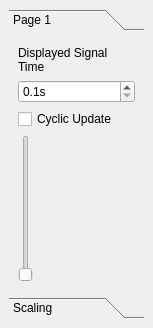
Above: src/config_widget/view_settings_dock_widget.ui from tools4BCI/TiA-Scope before the change. Below: the same form after it.
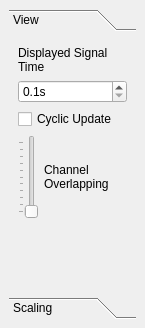
That is the form after the change. Icons and pictures are not drawn.

Commit message: improved width and height update for signal drawing

```diff
--- a/src/config_widget/view_settings_dock_widget.ui
+++ b/src/config_widget/view_settings_dock_widget.ui
@@ -6,10 +6,16 @@
    <rect>
     <x>0</x>
     <y>0</y>
-    <width>153</width>
+    <width>145</width>
     <height>328</height>
    </rect>
   </property>
+  <property name="minimumSize">
+   <size>
+    <width>145</width>
+    <height>186</height>
+   </size>
+  </property>
   <property name="features">
    <set>QDockWidget::AllDockWidgetFeatures</set>
   </property>
@@ -30,13 +36,13 @@
        <property name="geometry">
         <rect>
          <x>0</x>
-         <y>0</y>
-         <width>135</width>
-         <height>232</height>
+         <y>-22</y>
+         <width>126</width>
+         <height>238</height>
         </rect>
        </property>
        <attribute name="label">
-        <string>Page 1</string>
+        <string>View</string>
        </attribute>
        <layout class="QVBoxLayout" name="verticalLayout_2">
         <item>
@@ -70,6 +76,8 @@
          </widget>
         </item>
         <item>
+         <layout class="QHBoxLayout" name="horizontalLayout">
+          <item>
          <widget class="QSlider" name="channelOverlappingSlider">
           <property name="maximum">
            <number>100</number>
@@ -78,9 +86,34 @@
            <enum>Qt::Vertical</enum>
           </property>
           <property name="tickPosition">
-           <enum>QSlider::NoTicks</enum>
-          </property>
-         </widget>
+             <enum>QSlider::TicksAbove</enum>
+            </property>
+           </widget>
+          </item>
+          <item>
+           <widget class="QLabel" name="label_2">
+            <property name="text">
+             <string>Channel Overlapping</string>
+            </property>
+            <property name="wordWrap">
+             <bool>true</bool>
+            </property>
+           </widget>
+          </item>
+         </layout>
+        </item>
+        <item>
+         <spacer name="verticalSpacer">
+          <property name="orientation">
+           <enum>Qt::Vertical</enum>
+          </property>
+          <property name="sizeHint" stdset="0">
+           <size>
+            <width>20</width>
+            <height>40</height>
+           </size>
+          </property>
+         </spacer>
         </item>
        </layout>
       </widget>
```
Left out of the diff: 2 changed lines with no effect on the pictures. Lines whose indentation alone changed are shown as unchanged. The commit also changes 13 other files.
